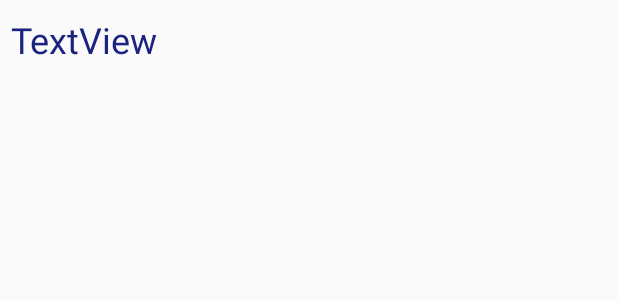
After one commit to mkazachkova/GroceryHelper, an Android app: the layout single_item.xml on its own in the app's theme, with its tools: preview values and no code run, on a phone screen of 412 x 824 dp. The commit adds this screen. Shown: the top 300 px of the screen. Run offline under Robolectric (Android 15) with nearby library versions, the phone set to English and light mode, and no system bars.

Commit message:
started Item adapter and pop up when item is clicked in shopping list

```diff
--- /dev/null
+++ b/Grocery/app/src/main/res/layout/single_item.xml
@@ -0,0 +1,29 @@
+<?xml version="1.0" encoding="utf-8"?>
+<LinearLayout xmlns:android="http://schemas.android.com/apk/res/android"
+    xmlns:app="http://schemas.android.com/apk/res-auto"
+    android:orientation="vertical" android:layout_width="match_parent"
+    android:layout_height="match_parent">
+
+    <LinearLayout
+        android:layout_width="match_parent"
+        android:layout_height="wrap_content"
+        android:orientation="horizontal"
+        android:layout_marginTop="10dp"
+        android:layout_marginBottom="10dp" >
+
+
+        <TextView
+            android:text="TextView"
+            android:layout_width="wrap_content"
+            android:layout_height="wrap_content"
+            android:layout_gravity="center_vertical"
+            android:textSize="24sp"
+            android:textColor="@color/colorAccent"
+            android:layout_marginLeft="7dp"
+            android:id="@+id/date_hours"
+            android:layout_weight="8" />
+
+
+    </LinearLayout>
+
+</LinearLayout>
```
Also changed, not shown: Grocery/app/src/main/java/com/example/grocery/ItemListFragment.java (+39 -0 lines), Grocery/app/src/main/java/com/example/grocery/ShoppingItem.java (added, +18 -0 lines), Grocery/app/src/main/java/com/example/grocery/ShoppingListAdapter.java (added, +27 -0 lines), Grocery/app/src/main/res/layout/custom_dialogue.xml (added, +12 -0 lines).
